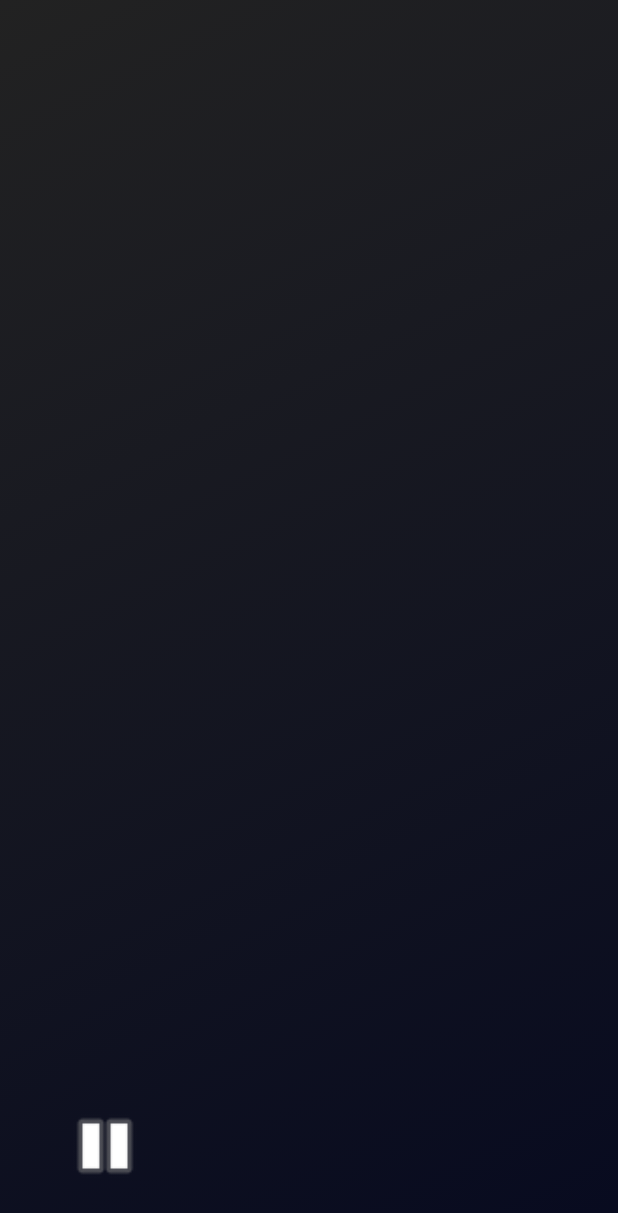
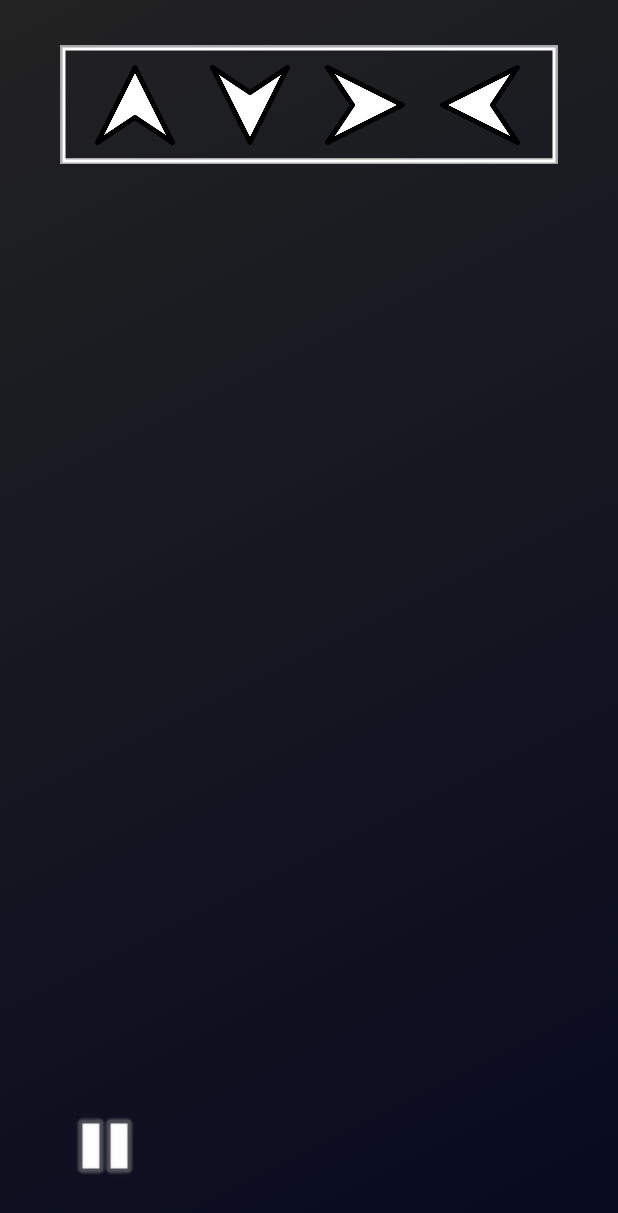
Before and after one commit to gabr/ShimDance, an Android app: the GameActivity screen opened directly, with no data from a screen before it, on a phone screen of 412 x 824 dp. Shown: the top 1213 px of the screen. Run offline under Robolectric (Android 15) with nearby library versions, the phone set to English and light mode, and no system bars; 4 statements that could not run were skipped.

Commit message:
Basic drawings

```diff
--- /dev/null
+++ b/app/src/main/java/com/arekaga/shimdance/CanvasView.java
@@ -0,0 +1,85 @@
+package com.arekaga.shimdance;
+
+import android.content.Context;
+import android.content.res.Resources;
+import android.graphics.Canvas;
+import android.graphics.Paint;
+import android.graphics.drawable.Drawable;
+import android.graphics.drawable.ShapeDrawable;
+import android.graphics.drawable.shapes.OvalShape;
+import android.graphics.drawable.shapes.RectShape;
+import android.util.AttributeSet;
+import android.view.View;
+
+public class CanvasView extends View {
+
+    //region Selector
+    private final int mSelectorPadding = 4;
+    private final int mSelectorHeight = 120;
+    private final float mSelectorStrokeWidth = 3.0f;
+
+    private ShapeDrawable mSelector;
+    private ShapeDrawable mSelectorShadow;
+    //endregion
+
+    //region Arrows
+    private final int mArrowSize = 80;
+
+    private Drawable mArrowUp;
+    private Drawable mArrowDown;
+    private Drawable mArrowRight;
+    private Drawable mArrowLeft;
+    //endregion
+
+    public CanvasView(Context context, AttributeSet attrSet) {
+        super(context, attrSet);
+    }
+
+    @Override
+    protected void onLayout(boolean changed, int left, int top, int right, int bottom) {
+
+        // arrows selector
+        mSelector = new ShapeDrawable(new RectShape());
+        mSelector.getPaint().setColor(getResources().getColor(android.R.color.white));
+        mSelector.getPaint().setStyle(Paint.Style.STROKE);
+        mSelector.getPaint().setStrokeWidth(mSelectorStrokeWidth);
+        mSelector.setBounds(mSelectorPadding, mSelectorPadding,
+                right - left - mSelectorPadding, mSelectorHeight - mSelectorPadding);
+
+        mSelectorShadow = new ShapeDrawable(new RectShape());
+        mSelectorShadow.getPaint().setColor(getResources().getColor(android.R.color.darker_gray));
+        mSelectorShadow.getPaint().setStyle(Paint.Style.STROKE);
+        mSelectorShadow.getPaint().setStrokeWidth(2*mSelectorStrokeWidth);
+        mSelectorShadow.setBounds(0, 0, right - left, mSelectorHeight - mSelectorPadding);
+
+        // create arrows
+        Resources res = getContext().getResources();
+        mArrowUp = res.getDrawable(R.drawable.arrow_up);
+        mArrowDown = res.getDrawable(R.drawable.arrow_down);
+        mArrowRight = res.getDrawable(R.drawable.arrow_right);
+        mArrowLeft = res.getDrawable(R.drawable.arrow_left);
+
+        super.onLayout(changed, left, top, right, bottom);
+    }
+
+    @Override
+    protected void onDraw(Canvas canvas) {
+        // draw selector
+        mSelectorShadow.draw(canvas);
+        mSelector.draw(canvas);
+
+        int padding = mSelectorPadding * 5;
+        int spacesBetween = (this.getWidth() - mArrowSize*4)/5;
+
+        // draw arrows
+        drawArrow(mArrowUp, canvas, spacesBetween, padding);
+        drawArrow(mArrowDown, canvas, 2*spacesBetween+mArrowSize, padding);
+        drawArrow(mArrowRight, canvas, 3*spacesBetween+2*mArrowSize, padding);
+        drawArrow(mArrowLeft, canvas, 4*spacesBetween+3*mArrowSize, padding);
+    }
+
+    private void drawArrow(Drawable arrow, Canvas canvas, int x, int y) {
+        arrow.setBounds(x, y, x + mArrowSize, y + mArrowSize);
+        arrow.draw(canvas);
+    }
+}
--- a/app/src/main/java/com/arekaga/shimdance/GameActivity.java
+++ b/app/src/main/java/com/arekaga/shimdance/GameActivity.java
@@ -19,15 +19,18 @@ public class GameActivity extends Activity {
     private TextView mTrackName;
     private TextView mTrackSubscription;
     private ImageButton mPlayPauseButton;
+    private CanvasView mCanvasView;
 
     @Override
     protected void onCreate(Bundle savedInstanceState) {
         super.onCreate(savedInstanceState);
         setContentView(R.layout.activity_game);
 
+        // get GUI
         mTrackName = (TextView) findViewById(R.id.trackName);
         mTrackSubscription = (TextView) findViewById(R.id.trackSubscription);
         mPlayPauseButton = (ImageButton) findViewById(R.id.PlayPauseButton);
+        mCanvasView = (CanvasView) findViewById(R.id.CanvasView);
 
         // get track from TrackActivity
         mTrack = TracksActivity.getSelectedTrack();
--- a/app/src/main/res/layout/activity_game.xml
+++ b/app/src/main/res/layout/activity_game.xml
@@ -5,8 +5,8 @@
                  android:background="@drawable/background"
                  android:paddingBottom="@dimen/screen_top_bottom_padding">
 
-    <View
-        android:id="@+id/canvas"
+    <com.arekaga.shimdance.CanvasView
+        android:id="@+id/CanvasView"
         android:layout_width="fill_parent"
         android:layout_height="fill_parent"
         android:layout_marginTop="@dimen/screen_top_bottom_padding"
```
Also changed, not shown: app/src/main/res/drawable/arrow_down.png (added), app/src/main/res/drawable/arrow_left.png (added), app/src/main/res/drawable/arrow_right.png (added), app/src/main/res/drawable/arrow_up.png (added).
